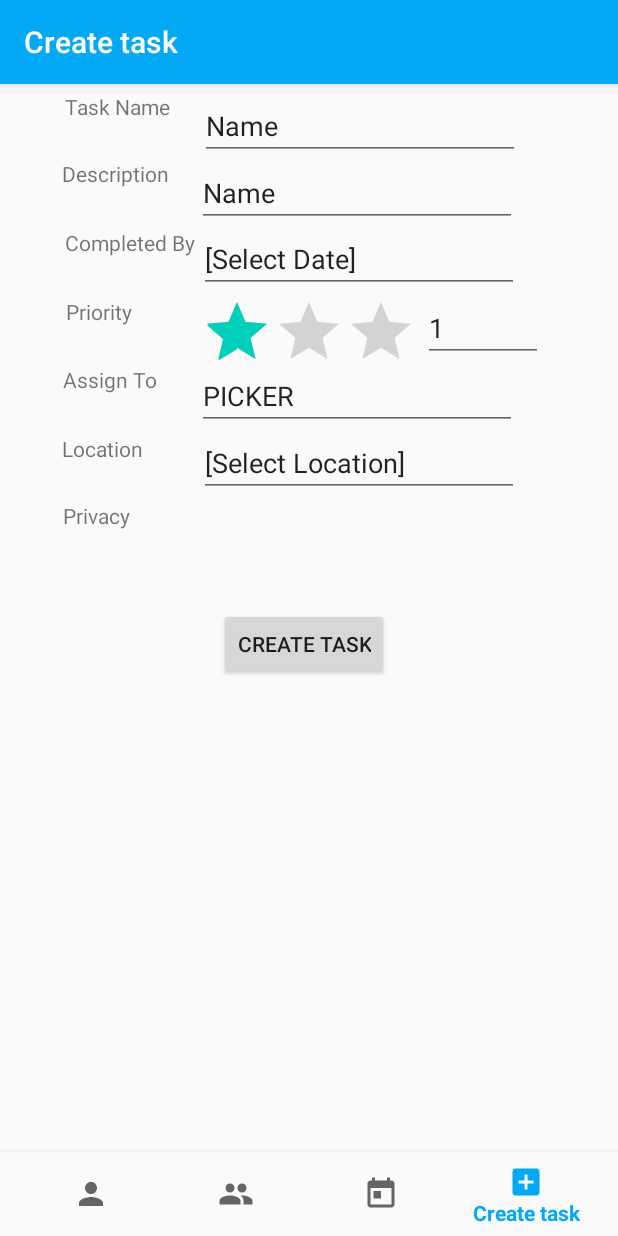
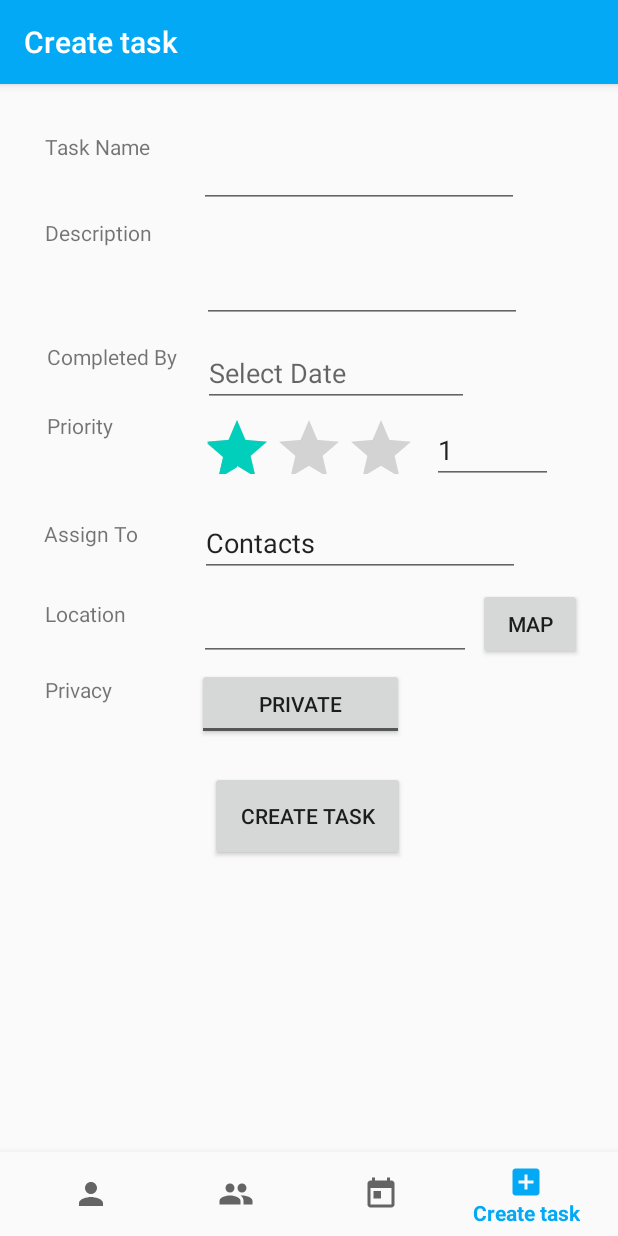
Before and after one commit to serenagibbons/android-capstone, an Android app: the CreateTaskFragment screen opened through its navigation route, on a phone screen of 412 x 824 dp. Run offline under Robolectric (Android 15) with nearby library versions, the phone set to English and light mode, and no system bars; our stand-ins replace Firebase (no records; nobody signed in at launch, a user with empty details on screens opened directly), navigation-ui.

Commit message:
Started firebase upload

```diff
--- a/app/src/main/java/com/example/androidcapstone/Model/Task.java
+++ b/app/src/main/java/com/example/androidcapstone/Model/Task.java
@@ -34,20 +34,20 @@ public class Task {
     //Default Dummy Constructor for testing purposes
     public Task ()
     {
-        this.m_Creator = "Dummy Data";
-        this.m_AssignedTo = new String[]{"@Dummy"};
-        this.m_TaskName = "Dummy Task";
-        this.m_TaskDescription = "Dummy Description";
-        this.m_Importance = "HIGH";
-        this.m_DueDate = "13/13/13";
-        this.m_Frequency = "Once";
-        this.m_CreatedOnDate = new Date(11/11/11);
-        this.m_Status = "COMPLETE";
-        //Get current time
-        Date d = new Date();
-        String dateFormat = "hh:mm:ss a";
-        DateFormat df = new SimpleDateFormat(dateFormat);
-        this.m_PostedTime = df.format(d);
+//        this.m_Creator = "Dummy Data";
+//        this.m_AssignedTo = new String[]{"@Dummy"};
+//        this.m_TaskName = "Dummy Task";
+//        this.m_TaskDescription = "Dummy Description";
+//        this.m_Importance = "HIGH";
+//        this.m_DueDate = "13/13/13";
+//        this.m_Frequency = "Once";
+//        this.m_CreatedOnDate = new Date(11/11/11);
+//        this.m_Status = "COMPLETE";
+//        //Get current time
+//        Date d = new Date();
+//        String dateFormat = "hh:mm:ss a";
+//        DateFormat df = new SimpleDateFormat(dateFormat);
+//        this.m_PostedTime = df.format(d);
     }
 
     public String getM_PostedTime() {
--- a/app/src/main/java/com/example/androidcapstone/ui/create_task/CreateTaskFragment.java
+++ b/app/src/main/java/com/example/androidcapstone/ui/create_task/CreateTaskFragment.java
@@ -18,31 +18,39 @@ import android.widget.Button;
 import android.widget.DatePicker;
 import android.widget.EditText;
 import android.widget.RatingBar;
+import android.widget.ToggleButton;
 
 import com.example.androidcapstone.MainActivity;
 import com.example.androidcapstone.MapsActivity;
+import com.example.androidcapstone.Model.Task;
 import com.example.androidcapstone.R;
 import com.example.androidcapstone.ui.create_task.CreateTaskViewModel;
+import com.google.firebase.firestore.CollectionReference;
+import com.google.firebase.firestore.FirebaseFirestore;
 
 import java.util.Calendar;
 
 public class CreateTaskFragment extends Fragment {
-
+    FirebaseFirestore db;
     private CreateTaskViewModel createTaskViewModel;
     DatePickerDialog picker;
 
-    EditText completedBy, tempStarDisplay, editTextMapLocation;
-    Button createTask;
+    EditText taskName, taskDescription, completedBy, tempStarDisplay, editTextMapLocation;
+    Button createTask, pickLocation;
+    ToggleButton privacyBtn;
     RatingBar rBar;
     public View onCreateView(@NonNull LayoutInflater inflater,
                              final ViewGroup container, Bundle savedInstanceState) {
         createTaskViewModel =
                 ViewModelProviders.of(this).get(CreateTaskViewModel.class);
         View root = inflater.inflate(R.layout.fragment_create_task, container, false);
-
+        taskName = root.findViewById(R.id.editTextTaskName);
+        taskDescription = root.findViewById(R.id.editTextDescription);
         completedBy = root.findViewById(R.id.editTextCompletedByDate);
         tempStarDisplay = root.findViewById(R.id.editTextTempStarDisplay);
         editTextMapLocation = root.findViewById(R.id.editTextMapLocation);
+        pickLocation = root.findViewById(R.id.btnLocationPicker);
+        privacyBtn = root.findViewById(R.id.toggleButtonPrivacy);
         //Priority Bar
         rBar = root.findViewById(R.id.ratingBar1);
         //Create Task Button
@@ -71,16 +79,11 @@ public class CreateTaskFragment extends Fragment {
         });
 
         //Map Location Picker
-        editTextMapLocation.setOnClickListener(new View.OnClickListener() {
+        pickLocation.setOnClickListener(new View.OnClickListener() {
             @Override
             public void onClick(View v) {
                 Intent i = new Intent(getActivity(), MapsActivity.class);
                 startActivity(i);
-//                Fragment childFragment = new MapsActivity();
-//                FragmentTransaction transaction = getChildFragmentManager().beginTransaction();
-//                transaction.replace(R.id.child_fragment_container, childFragment).commit();
-
-
             }
         });
 
@@ -88,14 +91,45 @@ public class CreateTaskFragment extends Fragment {
         createTask.setOnClickListener(new View.OnClickListener() {
             @Override
             public void onClick(View view) {
-                float priority = rBar.getRating(); //Gets priority, 1.0 = Low, 2.0 = Medium, 3.0 = High
-                tempStarDisplay.setText(Float.toString(priority));
+                //Fields
+                String m_TaskName = taskName.getText().toString().trim(); //Req
+                String m_Description = taskDescription.getText().toString().trim(); //Req
+                String m_CompletedBy = completedBy.getText().toString().trim(); //Req
+                String m_Priority = checkRating(); //Req
+                String m_MapLocation = taskName.getText().toString().trim(); //Optional
+                //Assign To
+                String m_Privacy = (privacyBtn.isChecked() ? "Public" : "Private");
+                //Check all required are filled
+                //Firestore instance
+                db = FirebaseFirestore.getInstance();
+                CollectionReference dbProducts = db.collection("Task");
+//                Task task = new Task(
+//                        m_TaskName,
+//                        m_Description,
+//                        m_CompletedBy,
+//                        m_Priority,
+//                        m_MapLocation,
+//                        m_Privacy
+//                );
+
             }
         });
 
         return root;
     }
 
+    private String checkRating(){
+        int rating = (int)rBar.getRating();
+        switch (rating){
+            case 1:
+                return "Low";
+            case 2:
+                return "Medium";
+            case 3:
+                return "High";
+        }
+        return "Empty";
+    }
 /*
     private CreateTaskViewModel mViewModel;
 
--- a/app/src/main/res/layout/fragment_create_task.xml
+++ b/app/src/main/res/layout/fragment_create_task.xml
@@ -5,20 +5,80 @@
     android:layout_height="match_parent"
     tools:context=".ui.create_task.CreateTaskFragment">
 
+    <ToggleButton
+        android:id="@+id/toggleButtonPrivacy"
+        android:layout_width="138dp"
+        android:layout_height="wrap_content"
+        android:layout_alignParentStart="true"
+        android:layout_alignParentTop="true"
+        android:layout_centerHorizontal="true"
+        android:layout_marginStart="131dp"
+        android:layout_marginTop="389dp"
+        android:text="ToggleButton"
+        android:textOff="Private"
+        android:textOn="Public" />
+
     <EditText
         android:id="@+id/editTextMapLocation"
-        android:layout_width="wrap_content"
+        android:layout_width="181dp"
         android:layout_height="wrap_content"
         android:layout_alignParentTop="true"
         android:layout_alignParentEnd="true"
         android:layout_alignParentRight="true"
         android:layout_centerInParent="true"
-        android:layout_marginTop="230dp"
-        android:layout_marginEnd="66dp"
-        android:layout_marginRight="66dp"
+        android:layout_marginTop="339dp"
+        android:layout_marginEnd="98dp"
+        android:layout_marginRight="98dp"
         android:ems="10"
-        android:inputType="textPersonName"
-        android:text="[Select Location]" />
+        android:inputType="textPersonName" />
+
+    <TextView
+        android:id="@+id/textView6"
+        android:layout_width="wrap_content"
+        android:layout_height="43dp"
+        android:layout_alignParentStart="true"
+        android:layout_alignParentLeft="true"
+        android:layout_alignParentTop="true"
+        android:layout_marginStart="31dp"
+        android:layout_marginLeft="31dp"
+        android:layout_marginTop="172dp"
+        android:text="@string/completed_by" />
+
+    <TextView
+        android:id="@+id/textView7"
+        android:layout_width="wrap_content"
+        android:layout_height="43dp"
+        android:layout_alignParentStart="true"
+        android:layout_alignParentLeft="true"
+        android:layout_alignParentTop="true"
+        android:layout_marginStart="31dp"
+        android:layout_marginLeft="31dp"
+        android:layout_marginTop="218dp"
+        android:text="@string/priority" />
+
+    <TextView
+        android:id="@+id/textView8"
+        android:layout_width="wrap_content"
+        android:layout_height="43dp"
+        android:layout_alignParentStart="true"
+        android:layout_alignParentLeft="true"
+        android:layout_alignParentTop="true"
+        android:layout_marginStart="29dp"
+        android:layout_marginLeft="29dp"
+        android:layout_marginTop="290dp"
+        android:text="@string/assign_to" />
+
+    <TextView
+        android:id="@+id/textView9"
+        android:layout_width="wrap_content"
+        android:layout_height="43dp"
+        android:layout_alignParentStart="true"
+        android:layout_alignParentLeft="true"
+        android:layout_alignParentTop="true"
+        android:layout_marginStart="30dp"
+        android:layout_marginLeft="30dp"
+        android:layout_marginTop="394dp"
+        android:text="Privacy" />
 
     <TextView
         android:id="@+id/textView2"
@@ -27,10 +87,61 @@
         android:layout_alignParentStart="true"
         android:layout_alignParentLeft="true"
         android:layout_alignParentTop="true"
-        android:layout_marginStart="41dp"
-        android:layout_marginLeft="41dp"
-        android:layout_marginTop="233dp"
+        android:layout_centerVertical="true"
+        android:layout_marginStart="30dp"
+        android:layout_marginLeft="30dp"
+        android:layout_marginTop="343dp"
         android:text="Location" />
+
+    <TextView
+        android:id="@+id/textView5"
+        android:layout_width="wrap_content"
+        android:layout_height="43dp"
+        android:layout_alignParentStart="true"
+        android:layout_alignParentLeft="true"
+        android:layout_alignParentTop="true"
+        android:layout_marginStart="30dp"
+        android:layout_marginLeft="30dp"
+        android:layout_marginTop="32dp"
+        android:text="@string/task_name" />
+
+    <TextView
+        android:id="@+id/textView4"
+        android:layout_width="wrap_content"
+        android:layout_height="43dp"
+        android:layout_alignParentStart="true"
+        android:layout_alignParentLeft="true"
+        android:layout_alignParentTop="true"
+        android:layout_marginStart="30dp"
+        android:layout_marginLeft="30dp"
+        android:layout_marginTop="89dp"
+        android:text="@string/description" />
+
+    <EditText
+        android:id="@+id/editTextCompletedByDate"
+        android:layout_width="177dp"
+        android:layout_height="wrap_content"
+        android:layout_alignParentTop="true"
+        android:layout_alignParentEnd="true"
+        android:layout_alignParentRight="true"
+        android:layout_marginTop="170dp"
+        android:layout_marginEnd="99dp"
+        android:layout_marginRight="99dp"
+        android:ems="10"
+        android:hint="Select Date"
+        android:inputType="none" />
+
+    <RatingBar
+        android:id="@+id/ratingBar1"
+        android:layout_width="wrap_content"
+        android:layout_height="40dp"
+        android:layout_alignParentTop="true"
+        android:layout_centerHorizontal="true"
+        android:layout_marginLeft="80dp"
+        android:layout_marginTop="220dp"
+        android:numStars="3"
+        android:rating="1"
+        android:stepSize="1" />
 
     <EditText
         android:id="@+id/editTextTempStarDisplay"
@@ -42,51 +153,13 @@
         android:layout_alignParentEnd="true"
         android:layout_alignParentRight="true"
         android:layout_centerHorizontal="true"
-        android:layout_marginStart="282dp"
-        android:layout_marginLeft="282dp"
-        android:layout_marginTop="140dp"
-        android:layout_marginEnd="50dp"
-        android:layout_marginRight="50dp"
+        android:layout_marginStart="288dp"
+        android:layout_marginLeft="288dp"
+        android:layout_marginTop="221dp"
+        android:layout_marginEnd="43dp"
+        android:layout_marginRight="43dp"
         android:ems="10"
         android:text="1" />
-
-    <RatingBar
-        android:id="@+id/ratingBar1"
-        android:layout_width="wrap_content"
-        android:layout_height="46dp"
-        android:layout_alignParentTop="true"
-        android:layout_centerHorizontal="true"
-        android:layout_marginLeft="80dp"
-        android:layout_marginTop="141dp"
-        android:numStars="3"
-        android:stepSize="1"
-        android:rating="1" />
-
-    <TextView
-        android:id="@+id/textView9"
-        android:layout_width="wrap_content"
-        android:layout_height="43dp"
-        android:layout_alignParentStart="true"
-        android:layout_alignParentLeft="true"
-        android:layout_alignParentTop="true"
-        android:layout_marginStart="42dp"
-        android:layout_marginLeft="42dp"
-        android:layout_marginTop="278dp"
-        android:text="Privacy" />
-
-    <EditText
-        android:id="@+id/editText3"
-        android:layout_width="wrap_content"
-        android:layout_height="wrap_content"
-        android:layout_alignParentTop="true"
-        android:layout_alignParentEnd="true"
-        android:layout_alignParentRight="true"
-        android:layout_marginTop="5dp"
-        android:layout_marginEnd="65dp"
-        android:layout_marginRight="65dp"
-        android:ems="10"
-        android:inputType="textPersonName"
-        android:text="Name" />
 
     <EditText
         android:id="@+id/editText7"
@@ -96,112 +169,62 @@
         android:layout_alignParentEnd="true"
         android:layout_alignParentRight="true"
         android:layout_centerVertical="true"
-        android:layout_marginTop="185dp"
-        android:layout_marginEnd="67dp"
-        android:layout_marginRight="67dp"
+        android:layout_marginTop="283dp"
+        android:layout_marginEnd="65dp"
+        android:layout_marginRight="65dp"
         android:ems="10"
         android:inputType="textPersonName"
-        android:text="PICKER" />
-
-    <TextView
-        android:id="@+id/textView8"
-        android:layout_width="wrap_content"
-        android:layout_height="43dp"
-        android:layout_alignParentStart="true"
-        android:layout_alignParentLeft="true"
-        android:layout_alignParentTop="true"
-        android:layout_marginStart="42dp"
-        android:layout_marginLeft="42dp"
-        android:layout_marginTop="187dp"
-        android:text="Assign To" />
-
-    <TextView
-        android:id="@+id/textView7"
-        android:layout_width="wrap_content"
-        android:layout_height="43dp"
-        android:layout_alignParentStart="true"
-        android:layout_alignParentLeft="true"
-        android:layout_alignParentTop="true"
-        android:layout_marginStart="44dp"
-        android:layout_marginLeft="44dp"
-        android:layout_marginTop="142dp"
-        android:text="Priority" />
+        android:text="@string/contacts" />
 
     <EditText
-        android:id="@+id/editTextCompletedByDate"
+        android:id="@+id/editTextTaskName"
         android:layout_width="wrap_content"
         android:layout_height="wrap_content"
         android:layout_alignParentTop="true"
         android:layout_alignParentEnd="true"
         android:layout_alignParentRight="true"
-        android:layout_marginTop="94dp"
+        android:layout_marginTop="37dp"
         android:layout_marginEnd="66dp"
         android:layout_marginRight="66dp"
         android:ems="10"
-        android:inputType="textPersonName"
-        android:text="[Select Date]" />
-
-    <TextView
-        android:id="@+id/textView6"
-        android:layout_width="wrap_content"
-        android:layout_height="43dp"
-        android:layout_alignParentStart="true"
-        android:layout_alignParentLeft="true"
-        android:layout_alignParentTop="true"
-        android:layout_marginStart="43dp"
-        android:layout_marginLeft="43dp"
-        android:layout_marginTop="96dp"
-        android:text="Completed By" />
-
-    <TextView
-        android:id="@+id/textView5"
-        android:layout_width="wrap_content"
-        android:layout_height="43dp"
-        android:layout_alignParentStart="true"
-        android:layout_alignParentLeft="true"
-        android:layout_alignParentTop="true"
-        android:layout_marginStart="43dp"
-        android:layout_marginLeft="43dp"
-        android:layout_marginTop="5dp"
-        android:text="Task Name" />
-
-    <EditText
-        android:id="@+id/editText2"
-        android:layout_width="wrap_content"
-        android:layout_height="wrap_content"
-        android:layout_alignParentTop="true"
-        android:layout_alignParentEnd="true"
-        android:layout_alignParentRight="true"
-        android:layout_marginTop="50dp"
-        android:layout_marginEnd="67dp"
-        android:layout_marginRight="67dp"
-        android:ems="10"
-        android:inputType="textPersonName"
-        android:text="Name" />
-
-    <TextView
-        android:id="@+id/textView4"
-        android:layout_width="wrap_content"
-        android:layout_height="43dp"
-        android:layout_alignParentStart="true"
-        android:layout_alignParentLeft="true"
-        android:layout_alignParentTop="true"
-        android:layout_marginStart="41dp"
-        android:layout_marginLeft="41dp"
-        android:layout_marginTop="50dp"
-        android:text="Description" />
+        android:inputType="textPersonName" />
 
     <Button
         android:id="@+id/buttonCreateTask"
-        android:layout_width="wrap_content"
-        android:layout_height="wrap_content"
+        android:layout_width="130dp"
+        android:layout_height="60dp"
         android:layout_alignParentStart="true"
         android:layout_alignParentLeft="true"
         android:layout_alignParentTop="true"
         android:layout_centerInParent="true"
-        android:layout_marginStart="146dp"
-        android:layout_marginLeft="146dp"
-        android:layout_marginTop="349dp"
+        android:layout_marginStart="140dp"
+        android:layout_marginLeft="140dp"
+        android:layout_marginTop="458dp"
         android:text="@string/create" />
 
+    <Button
+        android:id="@+id/btnLocationPicker"
+        android:layout_width="69dp"
+        android:layout_height="wrap_content"
+        android:layout_alignParentTop="true"
+        android:layout_alignParentEnd="true"
+        android:layout_centerVertical="true"
+        android:layout_marginTop="336dp"
+        android:layout_marginEnd="24dp"
+        android:text="Map" />
+
+    <EditText
+        android:id="@+id/editTextDescription"
+        android:layout_width="wrap_content"
+        android:layout_height="70dp"
+        android:layout_alignParentTop="true"
+        android:layout_alignParentEnd="true"
+        android:layout_alignParentRight="true"
+        android:layout_marginTop="89dp"
+        android:layout_marginEnd="64dp"
+        android:layout_marginRight="64dp"
+        android:ems="10"
+        android:gravity="start|top"
+        android:inputType="textMultiLine" />
+
 </RelativeLayout>
--- a/app/src/main/res/values/strings.xml
+++ b/app/src/main/res/values/strings.xml
@@ -5,6 +5,7 @@
     <string name="title_calendar">Calendar</string>
     <string name="create">Create task</string>
     <string name="icon_description">Task creator\'s icon</string>
+    <string name="contacts">Contacts</string>
     <string name="title_activity_maps">Map</string>
     <string name="tab_text_1">Register</string>
     <string name="tab_text_2">Login</string>
@@ -12,5 +13,11 @@
     <string name="hello_blank_fragment">Hello blank fragment</string>
     <string name="title_activity_login_screen">LoginScreenActivity</string>
     <string name="google_maps_key">AIzaSyDwM42eGcN2nLPGLa11y3fFIG55OGL28Wg</string>
+    <string name="date">Date</string>
+    <string name="description">Description</string>
+    <string name="task_name">Task Name</string>
+    <string name="completed_by">Completed By</string>
+    <string name="priority">Priority</string>
+    <string name="assign_to">Assign To</string>
 
 </resources>
```
